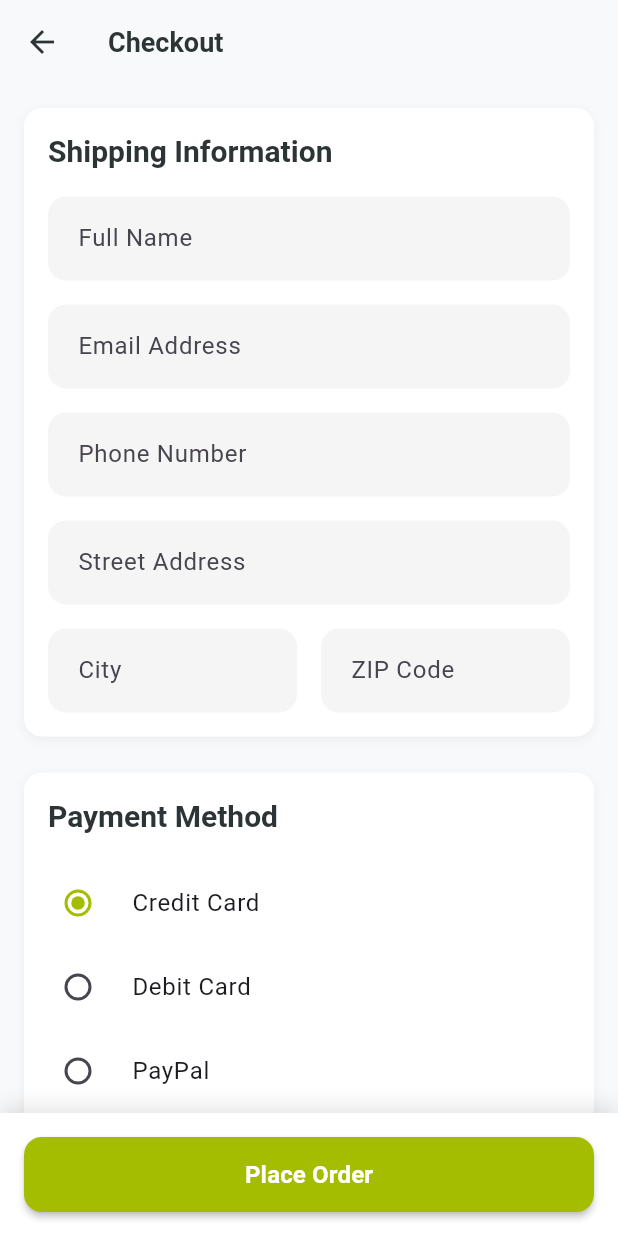
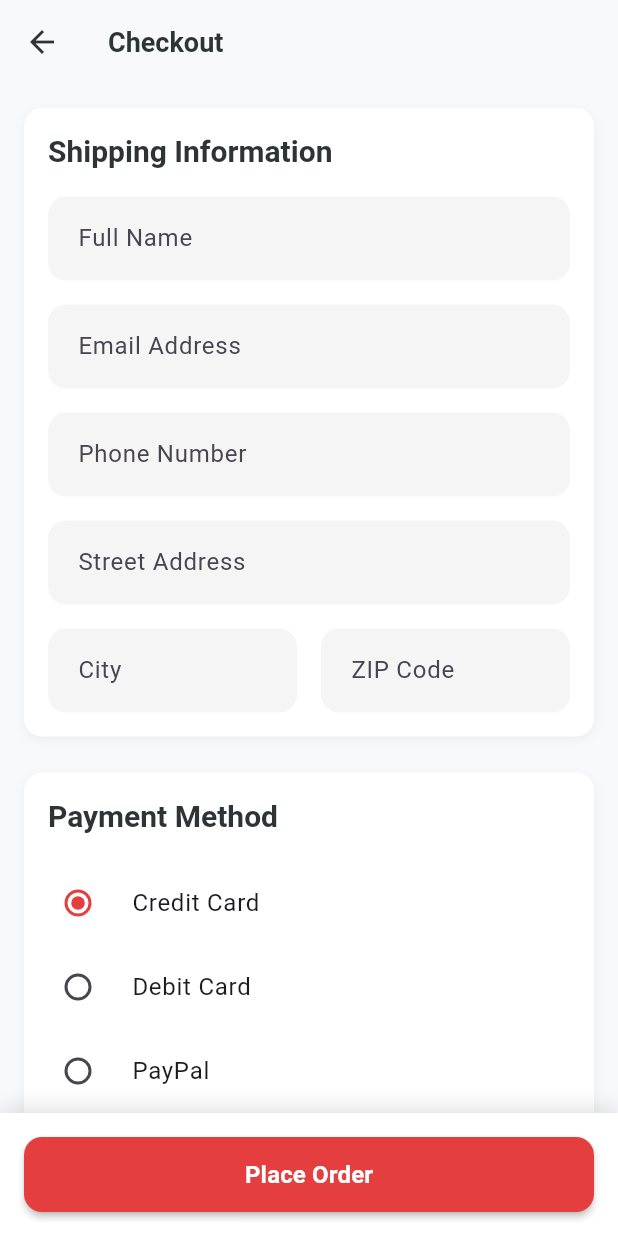
Before and after one commit to rohitsharma342/vkpgl, a Flutter app: the CheckoutScreen screen opened by its route, on a phone screen of 412 x 824 dp. Run offline on Flutter 3.47's test engine with Material 3 defaults, Android fonts, the phone set to English and light mode, and no system bars; our stand-ins replace carousel_slider, flutter_rating_bar; network calls fail; Roboto replaces fonts that are missing (SF Pro Display).

Commit message:
Updated project for vkpgl

```diff
--- a/lib/utils/theme.dart
+++ b/lib/utils/theme.dart
@@ -1,27 +1,27 @@
 import 'package:flutter/material.dart';
 
 class AppTheme {
-  static const Color primaryColor = Color(0xFFa5bd00);
+  static const Color primaryColor = Color(0xFFE53E3E);
   static const Color backgroundColor = Color(0xFFF8F9FA);
   static const Color cardColor = Colors.white;
   static const Color textPrimary = Color(0xFF2D3436);
   static const Color textSecondary = Color(0xFF636E72);
-  static const Color accentColor = Color(0xFF00B894);
+  static const Color accentColor = Color(0xFFE53E3E);
   static const Color errorColor = Color(0xFFE17055);
   static const Color successColor = Color(0xFF00B894);
 
   static ThemeData lightTheme = ThemeData(
-    primarySwatch: MaterialColor(0xFFa5bd00, {
-      50: const Color(0xFFF5F7E8),
-      100: const Color(0xFFE5EBC5),
-      200: const Color(0xFFD4DE9F),
-      300: const Color(0xFFC2D179),
-      400: const Color(0xFFB4C73C),
+    primarySwatch: MaterialColor(0xFFE53E3E, {
+      50: const Color(0xFFFEF5F5),
+      100: const Color(0xFFFED7D7),
+      200: const Color(0xFFFEB2B2),
+      300: const Color(0xFFFC8181),
+      400: const Color(0xFFF56565),
       500: primaryColor,
-      600: const Color(0xFF95AA00),
-      700: const Color(0xFF829700),
-      800: const Color(0xFF708500),
-      900: const Color(0xFF576600),
+      600: const Color(0xFFE53E3E),
+      700: const Color(0xFFC53030),
+      800: const Color(0xFF9B2C2C),
+      900: const Color(0xFF742A2A),
     }),
     primaryColor: primaryColor,
     scaffoldBackgroundColor: backgroundColor,
```
